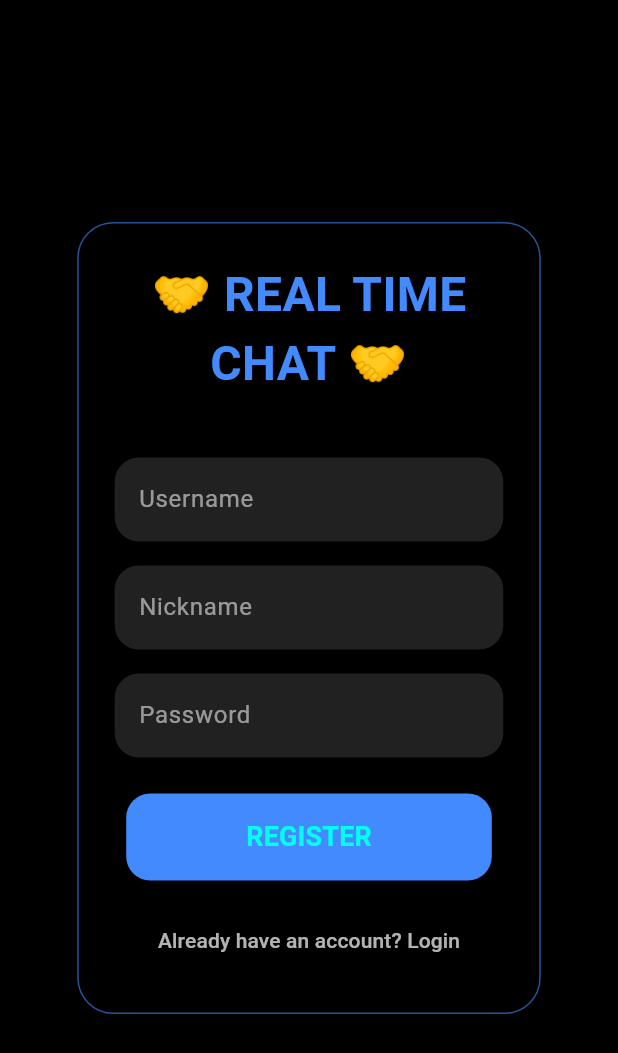
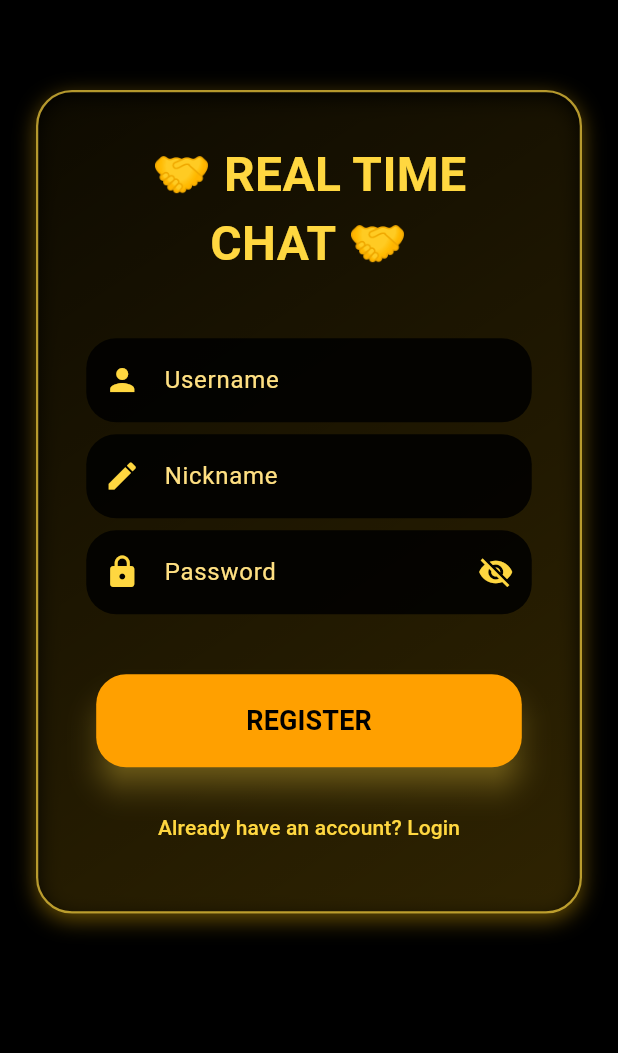
Before and after one commit to tarun470/flutter-frontend, a Flutter app: the RegisterScreen screen opened directly, on a phone screen of 412 x 824 dp. Shown: the top 1053 px of the screen. Run offline on Flutter 3.47's test engine with Material 3 defaults, Android fonts, the phone set to English and light mode, and no system bars; our stand-ins replace emoji_picker_flutter, file_picker, flutter_secure_storage, socket_io_client; missing offline and left inert: dart:html; accounts and stored records are empty.

Commit message:
Enhance registration screen UI with gold theme, nickname field, and password toggle

```diff
--- a/lib/screens/register_screen.dart
+++ b/lib/screens/register_screen.dart
@@ -16,13 +16,13 @@ class _RegisterScreenState extends State<RegisterScreen> {
   final TextEditingController passwordController = TextEditingController();
   final secureStorage = SecureStorageService();
   bool loading = false;
+  bool passwordVisible = false;
 
   void register() async {
     final username = usernameController.text.trim();
     final password = passwordController.text.trim();
     final nickname = nicknameController.text.trim();
 
-    // 🔴 Mandatory fields check
     if (username.isEmpty || password.isEmpty || nickname.isEmpty) {
       ScaffoldMessenger.of(context).showSnackBar(
         const SnackBar(
@@ -35,7 +35,6 @@ class _RegisterScreenState extends State<RegisterScreen> {
 
     setState(() => loading = true);
 
-    // Send nickname mandatorily
     final response = await ApiService.register(
       username,
       password,
@@ -68,28 +67,70 @@ class _RegisterScreenState extends State<RegisterScreen> {
     );
   }
 
+  Widget _buildTextField({
+    required String hint,
+    required TextEditingController controller,
+    bool obscureText = false,
+    IconData? icon,
+    Widget? suffix,
+  }) {
+    return Column(
+      crossAxisAlignment: CrossAxisAlignment.start,
+      children: [
+        TextField(
+          controller: controller,
+          obscureText: obscureText,
+          style: const TextStyle(color: Colors.amberAccent, fontSize: 16),
+          decoration: InputDecoration(
+            prefixIcon: icon != null
+                ? Icon(icon, color: Colors.amberAccent)
+                : null,
+            suffixIcon: suffix,
+            hintText: hint,
+            hintStyle: const TextStyle(color: Colors.amber[200]),
+            filled: true,
+            fillColor: Colors.black87,
+            border: OutlineInputBorder(
+              borderRadius: BorderRadius.circular(20),
+              borderSide: BorderSide.none,
+            ),
+          ),
+        ),
+        const SizedBox(height: 8),
+      ],
+    );
+  }
+
   @override
   Widget build(BuildContext context) {
     return Scaffold(
       backgroundColor: Colors.black,
-      body: LayoutBuilder(
-        builder: (context, constraints) {
-          final horizontalPadding = constraints.maxWidth * 0.125;
-          final verticalPadding = constraints.maxHeight * 0.1;
-
-          return Padding(
-            padding: EdgeInsets.symmetric(
-                horizontal: horizontalPadding, vertical: verticalPadding),
+      body: SingleChildScrollView(
+        child: Padding(
+          padding: const EdgeInsets.symmetric(horizontal: 24, vertical: 60),
           child: Center(
             child: ConstrainedBox(
               constraints: const BoxConstraints(maxWidth: 400),
               child: Container(
-                  padding: const EdgeInsets.all(24),
+                padding: const EdgeInsets.all(32),
                 decoration: BoxDecoration(
-                    color: Colors.black.withOpacity(0.85),
+                  gradient: const LinearGradient(
+                    colors: [Colors.black87, Colors.black54],
+                    begin: Alignment.topLeft,
+                    end: Alignment.bottomRight,
+                  ),
                   borderRadius: BorderRadius.circular(24),
                   border: Border.all(
-                        color: Colors.blueAccent.withOpacity(0.6), width: 1),
+                    color: Colors.amberAccent.withOpacity(0.7),
+                    width: 1.5,
+                  ),
+                  boxShadow: [
+                    BoxShadow(
+                      color: Colors.amber.withOpacity(0.4),
+                      blurRadius: 12,
+                      offset: const Offset(0, 4),
+                    ),
+                  ],
                 ),
                 child: Column(
                   mainAxisSize: MainAxisSize.min,
@@ -99,87 +140,68 @@ class _RegisterScreenState extends State<RegisterScreen> {
                       style: TextStyle(
                         fontSize: 32,
                         fontWeight: FontWeight.bold,
-                          color: Colors.blueAccent,
+                        color: Colors.amberAccent,
                       ),
                       textAlign: TextAlign.center,
                     ),
                     const SizedBox(height: 40),
 
-                      // Username field
-                      TextField(
+                    _buildTextField(
+                      hint: 'Username',
                       controller: usernameController,
-                        style: const TextStyle(color: Colors.white),
-                        autofillHints: const [AutofillHints.username],
-                        decoration: InputDecoration(
-                          hintText: 'Username',
-                          hintStyle: const TextStyle(color: Colors.white54),
-                          filled: true,
-                          fillColor: Colors.grey[900],
-                          border: OutlineInputBorder(
-                            borderRadius: BorderRadius.circular(16),
-                            borderSide: BorderSide.none,
+                      icon: Icons.person,
                     ),
+
+                    _buildTextField(
+                      hint: 'Nickname',
+                      controller: nicknameController,
+                      icon: Icons.edit,
+                    ),
+
+                    _buildTextField(
+                      hint: 'Password',
+                      controller: passwordController,
+                      obscureText: !passwordVisible,
+                      icon: Icons.lock,
+                      suffix: IconButton(
+                        icon: Icon(
+                          passwordVisible
+                              ? Icons.visibility
+                              : Icons.visibility_off,
+                          color: Colors.amberAccent,
+                        ),
+                        onPressed: () {
+                          setState(() {
+                            passwordVisible = !passwordVisible;
+                          });
+                        },
                       ),
                     ),
 
-                      const SizedBox(height: 16),
-
-                      // Nickname field (Mandatory)
-                      TextField(
-                        controller: nicknameController,
-                        style: const TextStyle(color: Colors.white),
-                        autofillHints: const [AutofillHints.name],
-                        decoration: InputDecoration(
-                          hintText: 'Nickname',
-                          hintStyle: const TextStyle(color: Colors.white54),
-                          filled: true,
-                          fillColor: Colors.grey[900],
-                          border: OutlineInputBorder(
-                            borderRadius: BorderRadius.circular(16),
-                            borderSide: BorderSide.none,
-                          ),
-                        ),
-                      ),
-
-                      const SizedBox(height: 16),
-
-                      // Password field
-                      TextField(
-                        controller: passwordController,
-                        obscureText: true,
-                        style: const TextStyle(color: Colors.white),
-                        autofillHints: const [AutofillHints.password],
-                        decoration: InputDecoration(
-                          hintText: 'Password',
-                          hintStyle: const TextStyle(color: Colors.white54),
-                          filled: true,
-                          fillColor: Colors.grey[900],
-                          border: OutlineInputBorder(
-                            borderRadius: BorderRadius.circular(16),
-                            borderSide: BorderSide.none,
-                          ),
-                        ),
-                      ),
-
-                      const SizedBox(height: 24),
+                    const SizedBox(height: 32),
 
                     ElevatedButton(
                       onPressed: loading ? null : register,
                       style: ElevatedButton.styleFrom(
                         padding: const EdgeInsets.symmetric(
-                              horizontal: 80, vertical: 16),
-                          backgroundColor: Colors.blueAccent,
+                            horizontal: 100, vertical: 18),
+                        backgroundColor: Colors.amber[700],
                         shape: RoundedRectangleBorder(
-                            borderRadius: BorderRadius.circular(16),
+                          borderRadius: BorderRadius.circular(20),
                         ),
+                        elevation: 8,
+                        shadowColor: Colors.amberAccent,
                       ),
                       child: loading
-                            ? const CircularProgressIndicator(color: Colors.white)
+                          ? const CircularProgressIndicator(
+                              color: Colors.black,
+                            )
                           : const Text(
                               'REGISTER',
                               style: TextStyle(
                                 fontSize: 18,
                                 fontWeight: FontWeight.bold,
+                                color: Colors.black,
                               ),
                             ),
                     ),
@@ -196,7 +218,7 @@ class _RegisterScreenState extends State<RegisterScreen> {
                       },
                       child: const Text(
                         'Already have an account? Login',
-                          style: TextStyle(color: Colors.white70),
+                        style: TextStyle(color: Colors.amberAccent),
                       ),
                     ),
                   ],
@@ -204,8 +226,7 @@ class _RegisterScreenState extends State<RegisterScreen> {
               ),
             ),
           ),
-          );
-        },
+        ),
       ),
     );
   }
```
Lines whose indentation alone changed are shown as unchanged.
